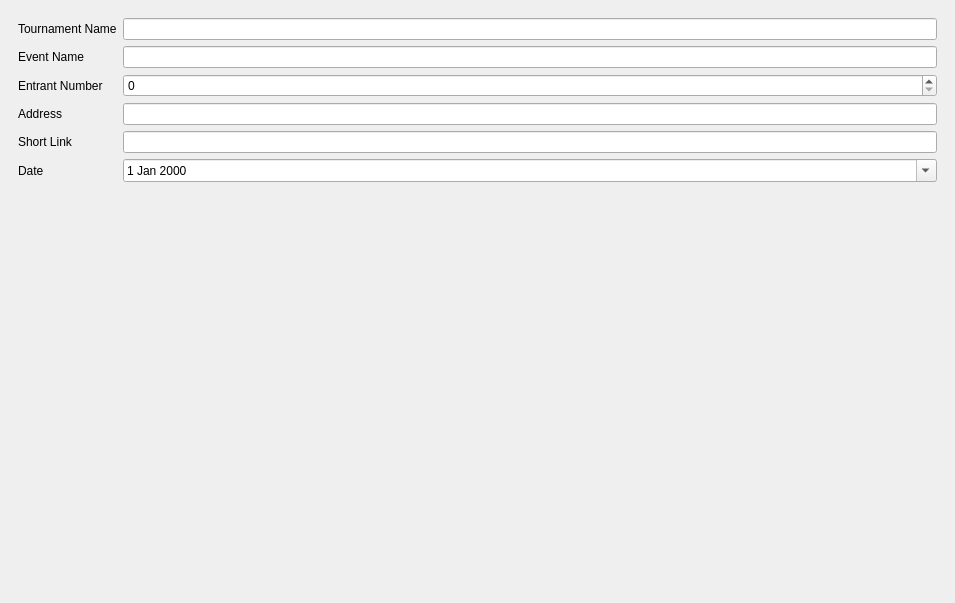
This is src/layout/TSHTournamentInfo.ui in joaorb64/TournamentStreamHelper as Qt 5 draws it before an edit. The edited form follows.
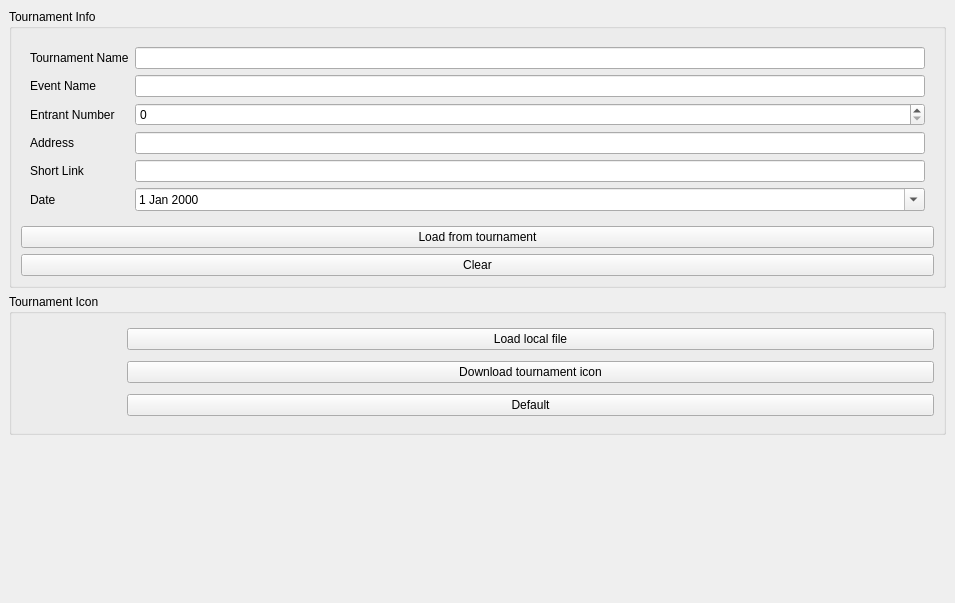
This is the edited form.

Diff of the .ui file:
```diff
--- a/src/layout/TSHTournamentInfo.ui
+++ b/src/layout/TSHTournamentInfo.ui
@@ -25,6 +25,12 @@
    </property>
    <layout class="QVBoxLayout" name="verticalLayout">
     <item>
+     <widget class="QGroupBox" name="groupBox_2">
+      <property name="title">
+       <string>Tournament Info</string>
+      </property>
+      <layout class="QVBoxLayout" name="verticalLayout_3">
+       <item>
      <layout class="QGridLayout" name="gridLayout_2">
       <property name="sizeConstraint">
        <enum>QLayout::SetMaximumSize</enum>
@@ -120,6 +126,82 @@
        </widget>
       </item>
      </layout>
+       </item>
+       <item>
+        <widget class="QPushButton" name="btLoadInfoFromTournament">
+         <property name="text">
+          <string>Load from tournament</string>
+         </property>
+        </widget>
+       </item>
+       <item>
+        <widget class="QPushButton" name="btClearInfo">
+         <property name="text">
+          <string>Clear</string>
+         </property>
+        </widget>
+       </item>
+      </layout>
+     </widget>
+    </item>
+    <item>
+     <widget class="QGroupBox" name="groupBox">
+      <property name="title">
+       <string>Tournament Icon</string>
+      </property>
+      <layout class="QHBoxLayout" name="horizontalLayout_2">
+       <item>
+        <widget class="QLabel" name="iconView">
+         <property name="sizePolicy">
+          <sizepolicy hsizetype="Maximum" vsizetype="Maximum">
+           <horstretch>0</horstretch>
+           <verstretch>0</verstretch>
+          </sizepolicy>
+         </property>
+         <property name="minimumSize">
+          <size>
+           <width>100</width>
+           <height>100</height>
+          </size>
+         </property>
+         <property name="frameShadow">
+          <enum>QFrame::Sunken</enum>
+         </property>
+         <property name="text">
+          <string/>
+         </property>
+         <property name="alignment">
+          <set>Qt::AlignCenter</set>
+         </property>
+        </widget>
+       </item>
+       <item>
+        <layout class="QVBoxLayout" name="verticalLayout_2">
+         <item>
+          <widget class="QPushButton" name="btLoadIconFile">
+           <property name="text">
+            <string>Load local file</string>
+           </property>
+          </widget>
+         </item>
+         <item>
+          <widget class="QPushButton" name="btDownloadIcon">
+           <property name="text">
+            <string>Download tournament icon</string>
+           </property>
+          </widget>
+         </item>
+         <item>
+          <widget class="QPushButton" name="btClearIcon">
+           <property name="text">
+            <string>Default</string>
+           </property>
+          </widget>
+         </item>
+        </layout>
+       </item>
+      </layout>
+     </widget>
     </item>
     <item>
      <spacer name="verticalSpacer">
```
Lines whose indentation alone changed are shown as unchanged.
